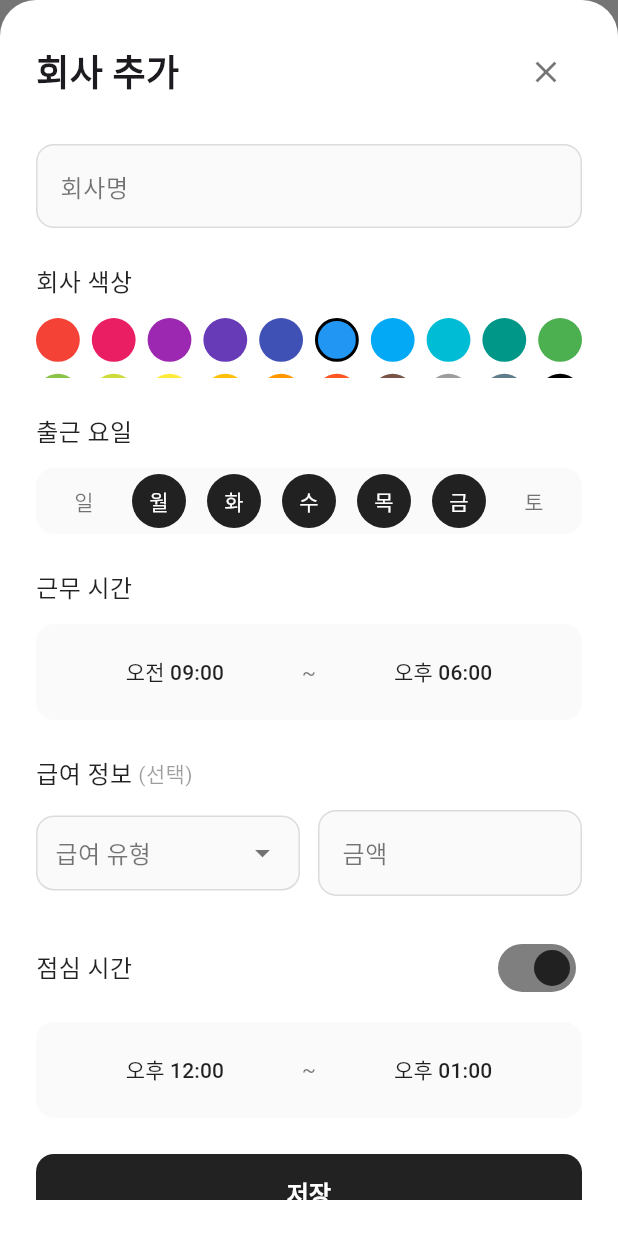
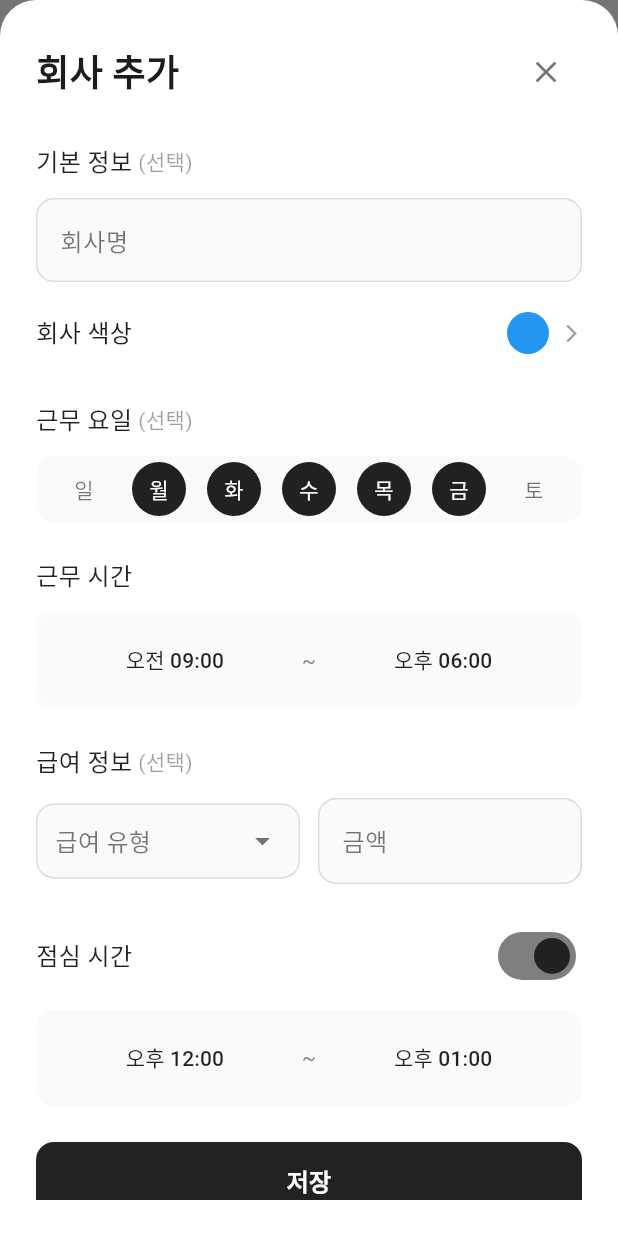
Before and after one commit to temtaemee/workcalendar2, a Flutter app: the CompanyManagementPage screen opened directly, after a tap on the "add" icon, on a phone screen of 412 x 824 dp. Run offline on Flutter 3.47's test engine with Material 3 defaults, Android fonts, the light colour scheme and no system bars; our stand-ins replace flutter_colorpicker, flutter_slidable, package_info_plus, sqflite, table_calendar; accounts and stored records are empty.

Commit message:
fix: 기본 설정 화면 및 모달 업데이트

```diff
--- a/lib/pages/company_management_page.dart
+++ b/lib/pages/company_management_page.dart
@@ -55,6 +55,7 @@ class _CompanyManagementPageState extends State<CompanyManagementPage> {
     final bool? confirmed = await showDialog(
       context: context,
       builder: (context) => AlertDialog(
+        backgroundColor: Colors.white,
         title: const Text('회사 삭제'),
         content: const Text('정말로 이 회사를 삭제하시겠습니까? 관련된 모든 근무 기록의 연결이 끊어집니다.'),
         actions: [
--- a/lib/pages/data_management_page.dart
+++ b/lib/pages/data_management_page.dart
@@ -82,6 +82,7 @@ class _DataManagementPageState extends State<DataManagementPage> {
     final bool? confirmed = await showDialog(
       context: context,
       builder: (context) => AlertDialog(
+        backgroundColor: Colors.white,
         title: const Text('근무 기록 업데이트'),
         content: Text(
           '${DateFormat('yyyy/MM/dd').format(_startDate)} ~ ${DateFormat('yyyy/MM/dd').format(_endDate)} 기간의 \'회사 없음\' 기록을 모두 선택된 회사로 변경합니다. 이 작업은 되돌릴 수 없습니다. 정말 실행하시겠습니까?',
--- a/lib/widgets/company_modal.dart
+++ b/lib/widgets/company_modal.dart
@@ -1,5 +1,6 @@
 import 'package:flutter/material.dart';
 import 'package:flutter/cupertino.dart';
+import 'package:flutter_colorpicker/flutter_colorpicker.dart';
 import 'package:workcalendar2/models/company.dart';
 
 class CompanyModal extends StatefulWidget {
@@ -30,14 +31,6 @@ class _CompanyModalState extends State<CompanyModal> {
   bool get _isEdit => widget.company != null;
   Color _selectedColor = Colors.blue; // 기본 색상
 
-  final List<Color> _colorPalette = [
-    Colors.red, Colors.pink, Colors.purple, Colors.deepPurple,
-    Colors.indigo, Colors.blue, Colors.lightBlue, Colors.cyan,
-    Colors.teal, Colors.green, Colors.lightGreen, Colors.lime,
-    Colors.yellow, Colors.amber, Colors.orange, Colors.deepOrange,
-    Colors.brown, Colors.grey, Colors.blueGrey, Colors.black,
-  ];
-
   final List<String> _weekdays = ['일', '월', '화', '수', '목', '금', '토'];
 
   @override
@@ -62,6 +55,34 @@ class _CompanyModalState extends State<CompanyModal> {
       }
       _selectedColor = company.color;
     }
+  }
+
+  void _showColorPicker() {
+    showDialog(
+      context: context,
+      builder: (context) => AlertDialog(
+        backgroundColor: Colors.white,
+        title: const Text('색상 선택'),
+        content: SingleChildScrollView(
+          child: BlockPicker(
+            pickerColor: _selectedColor,
+            onColorChanged: (color) {
+              setState(() {
+                _selectedColor = color;
+              });
+            },
+          ),
+        ),
+        actions: [
+          TextButton(
+            onPressed: () {
+              Navigator.of(context).pop();
+            },
+            child: const Text('완료'),
+          ),
+        ],
+      ),
+    );
   }
 
   Future<void> _selectTime(bool isStart, bool isLunch) async {
@@ -193,6 +214,29 @@ class _CompanyModalState extends State<CompanyModal> {
     }
   }
 
+  Widget _buildSectionTitle(String title) {
+    return Row(
+      children: [
+        Text(
+          title,
+          style: const TextStyle(
+            fontSize: 16,
+            fontWeight: FontWeight.w500,
+            color: Colors.black87
+          ),
+        ),
+        const SizedBox(width: 4),
+        const Text(
+          '(선택)',
+          style: TextStyle(
+            fontSize: 14,
+            color: Colors.black38
+          ),
+        ),
+      ],
+    );
+  }
+
   @override
   Widget build(BuildContext context) {
     return Container(
@@ -232,6 +276,8 @@ class _CompanyModalState extends State<CompanyModal> {
                   ],
                 ),
                 const SizedBox(height: 24),
+                _buildSectionTitle('기본 정보'),
+                const SizedBox(height: 12),
                 TextFormField(
                   controller: _nameController,
                   decoration: InputDecoration(
@@ -254,59 +300,34 @@ class _CompanyModalState extends State<CompanyModal> {
                   ),
                   validator: (value) {
                     if (value == null || value.isEmpty) {
-                      return '회사명을 입력해주세요';
+                      return '회사명을 입력해주세요.';
                     }
                     return null;
                   },
                 ),
-                const SizedBox(height: 24),
-                const Text('회사 색상',
-                  style: TextStyle(
-                    fontSize: 16,
-                    fontWeight: FontWeight.w500,
-                    color: Colors.black87
-                  )
-                ),
-                const SizedBox(height: 12),
-                SizedBox(
-                  height: 40,
-                  child: GridView.builder(
-                    gridDelegate: const SliverGridDelegateWithFixedCrossAxisCount(
-                      crossAxisCount: 10,
-                      crossAxisSpacing: 8,
-                      mainAxisSpacing: 8,
-                    ),
-                    itemCount: _colorPalette.length,
-                    itemBuilder: (context, index) {
-                      final color = _colorPalette[index];
-                      return GestureDetector(
-                        onTap: () {
-                          setState(() {
-                            _selectedColor = color;
-                          });
-                        },
-                        child: Container(
-                          decoration: BoxDecoration(
-                            color: color,
-                            shape: BoxShape.circle,
-                            border: Border.all(
-                              color: _selectedColor == color ? Colors.black : Colors.transparent,
-                              width: 2,
-                            ),
-                          ),
-                        ),
-                      );
-                    },
+                const SizedBox(height: 20),
+                GestureDetector(
+                  onTap: _showColorPicker,
+                  child: Row(
+                    children: [
+                      const Text(
+                        '회사 색상',
+                        style: TextStyle(fontSize: 16),
+                      ),
+                      const Spacer(),
+                      CircleAvatar(
+                        backgroundColor: _selectedColor,
+                        radius: 14,
+                      ),
+                      const SizedBox(width: 8),
+                      const Icon(Icons.arrow_forward_ios, size: 14, color: Colors.grey),
+                    ],
                   ),
                 ),
-                const SizedBox(height: 24),
-                const Text('출근 요일',
-                  style: TextStyle(
-                    fontSize: 16,
-                    fontWeight: FontWeight.w500,
-                    color: Colors.black87
-                  )
-                ),
+
+                const SizedBox(height: 32),
+
+                _buildSectionTitle('근무 요일'),
                 const SizedBox(height: 12),
                 Container(
                   height: 44,
--- a/pubspec.yaml
+++ b/pubspec.yaml
@@ -35,6 +35,9 @@ dependencies:
   intl: ^0.18.1
   sqflite: ^2.4.2
   path: ^1.9.1
+  flutter_colorpicker: ^1.1.0
+  package_info_plus: ^8.3.0
+  flutter_slidable: ^4.0.0
 
 # The following adds the Cupertino Icons font to your application.
 # Use with the CupertinoIcons class for iOS style icons.
```
Also changed, not shown: lib/pages/setting.dart (+26 -1 lines), lib/widgets/day_detail_modal.dart (+98 -47 lines), pubspec.lock.
